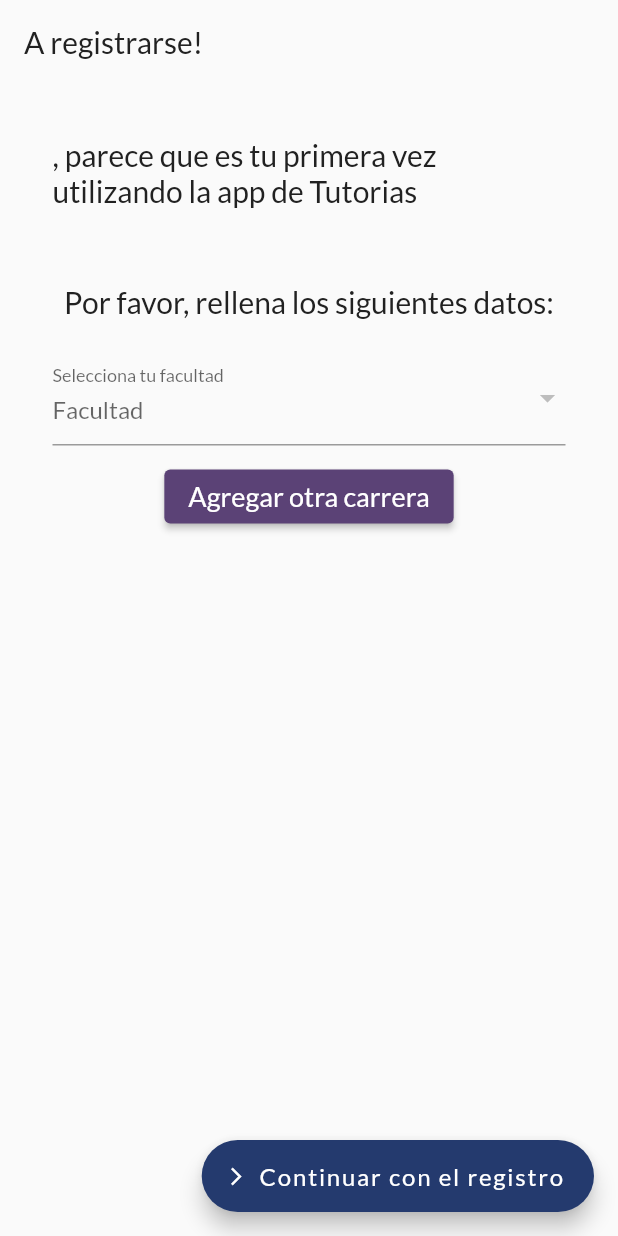
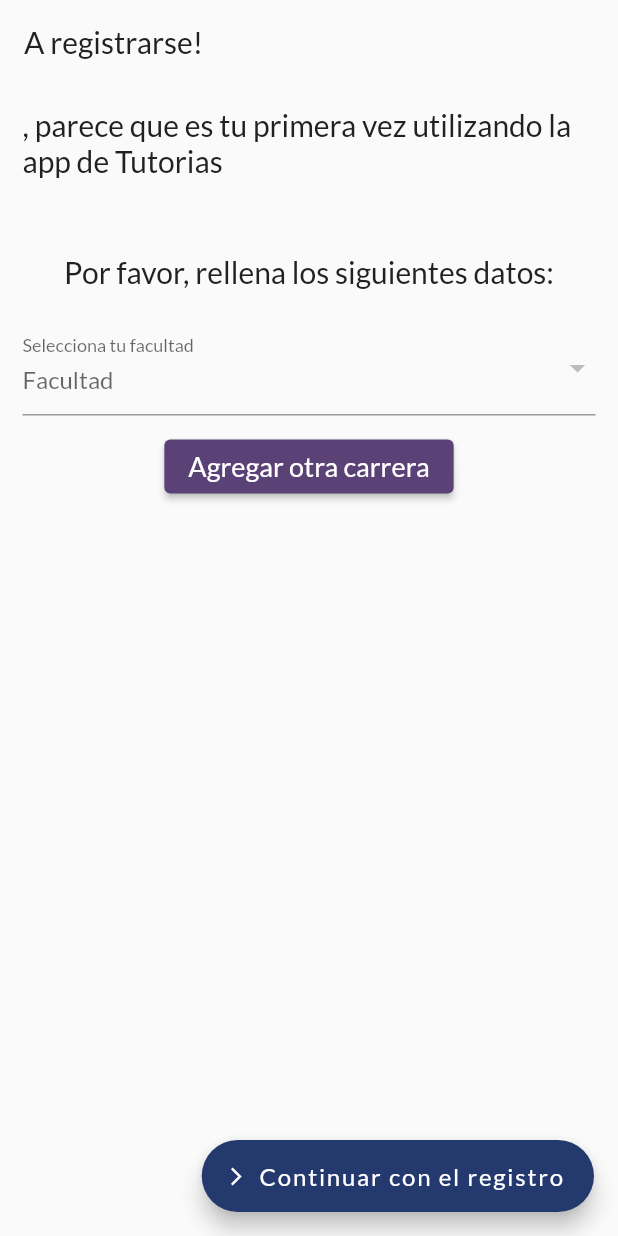
Before and after one commit to ju4ncito/turnero_taie_front, a Flutter app: the LoginPage screen opened directly with empty values, on a phone screen of 412 x 824 dp. Run offline on Flutter 3.47's test engine with Material 2 defaults, Android fonts, the phone set to English and light mode, and no system bars; our stand-ins replace chopper, google_fonts, google_nav_bar, google_sign_in, sign_in_button, table_calendar; generated files the repository leaves out were written again; network calls fail.

Commit message:
login page lista para demo. Falta implementar agregar carrera. Refs #4

```diff
--- a/lib/api/api_manager.dart
+++ b/lib/api/api_manager.dart
@@ -9,7 +9,8 @@ class ApiManager {
   }
 
   ApiManager._internal() {
-    _apiModel = ApiModel.create(baseUrl: Uri.parse('http://127.0.0.1:8000'));
+    _apiModel = ApiModel.create(
+        baseUrl: Uri.parse('https://backend-taie.onrender.com'));
   }
 
   ApiModel get apiModel => _apiModel;
--- a/lib/pages/login_page.dart
+++ b/lib/pages/login_page.dart
@@ -72,8 +72,7 @@ class _LoginPageState extends State<LoginPage> {
           Column(
             children: [
               Container(
-                margin: const EdgeInsets.all(35.0),
-                width: 500,
+                margin: const EdgeInsets.all(15.0),
                 child: Column(
                   children: [
                     Text(
```
